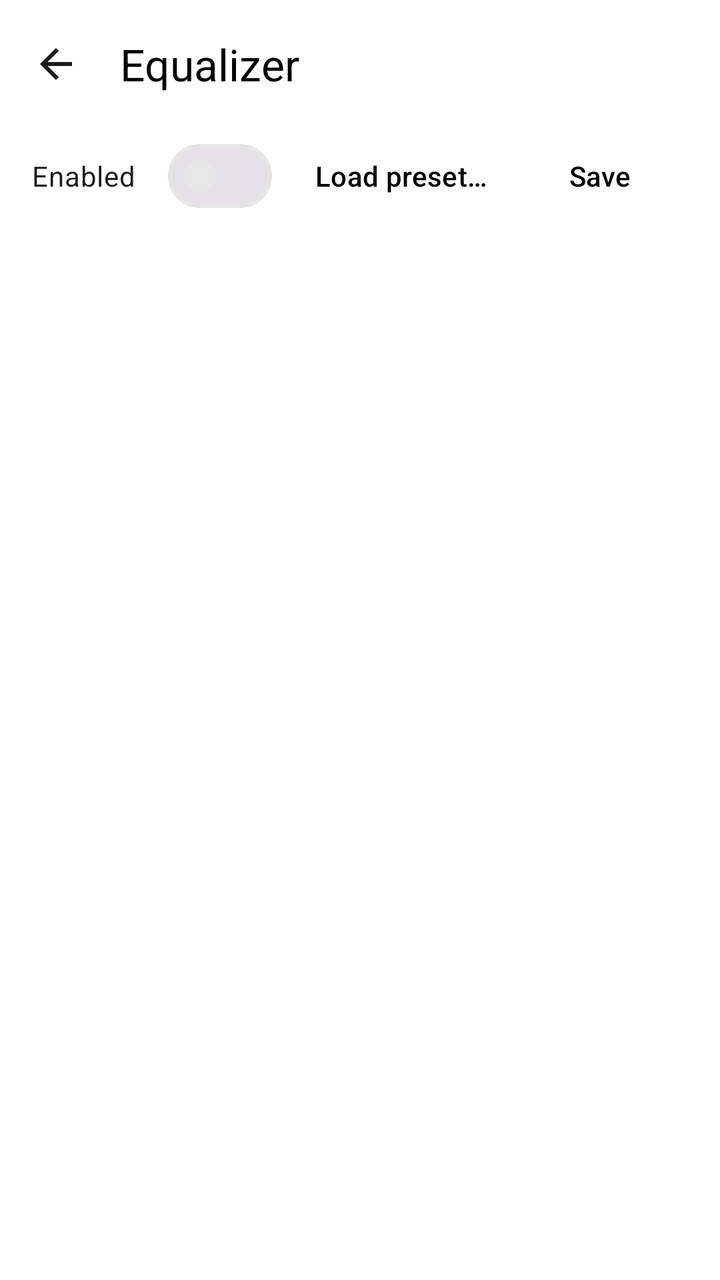
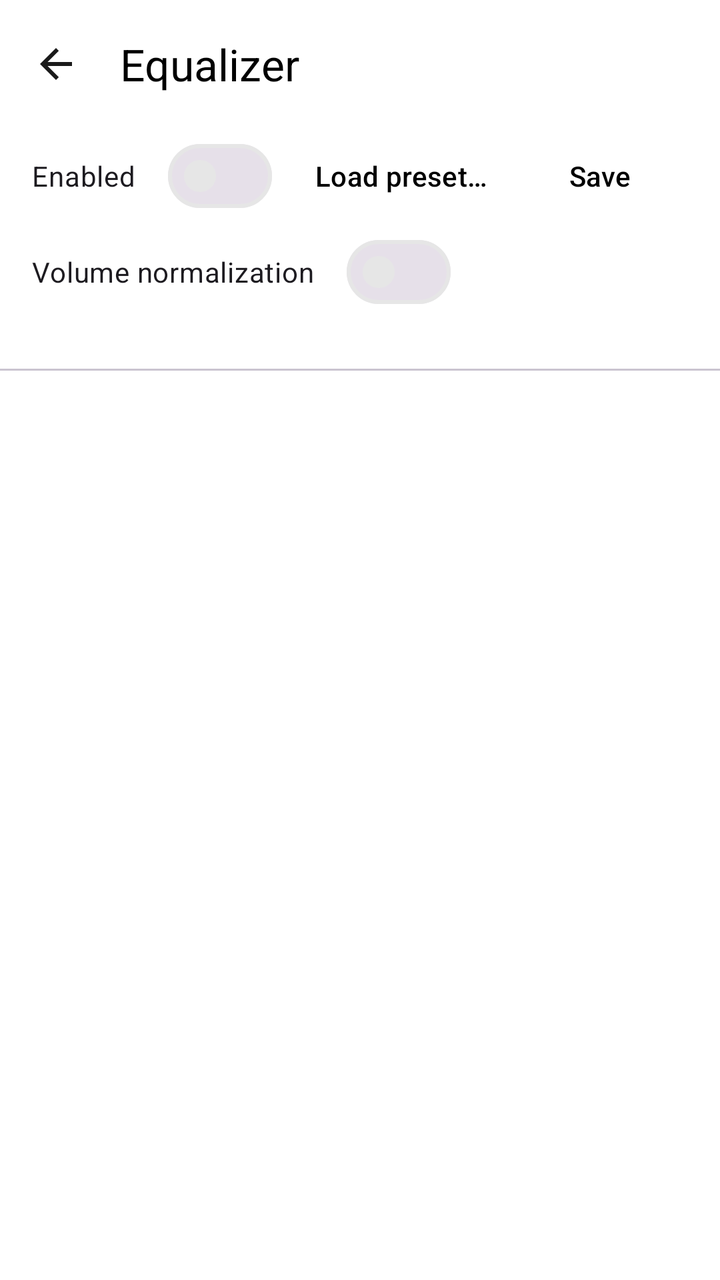

Screens rendered from an Android XML layout before and after an edit, with the pre-edit source and the edit as a unified diff.
<!-- AndroidManifest.xml: application theme Theme.Viby -->
<!-- res/layout/activity_equalizer.xml -->
<?xml version="1.0" encoding="utf-8"?>
<LinearLayout xmlns:android="http://schemas.android.com/apk/res/android"
    xmlns:app="http://schemas.android.com/apk/res-auto"
    android:layout_width="match_parent"
    android:layout_height="match_parent"
    android:fitsSystemWindows="true"
    android:orientation="vertical">

    <com.google.android.material.appbar.MaterialToolbar
        android:id="@+id/eqToolbar"
        android:layout_width="match_parent"
        android:layout_height="?attr/actionBarSize"
        app:navigationIcon="?attr/homeAsUpIndicator"
        app:title="@string/eq_title" />

    <LinearLayout
        android:layout_width="match_parent"
        android:layout_height="wrap_content"
        android:gravity="center_vertical"
        android:orientation="horizontal"
        android:paddingHorizontal="16dp">

        <com.google.android.material.materialswitch.MaterialSwitch
            android:id="@+id/eqSwitch"
            android:layout_width="wrap_content"
            android:layout_height="wrap_content"
            android:text="@string/eq_enabled" />

        <View
            android:layout_width="0dp"
            android:layout_height="1dp"
            android:layout_weight="1" />

        <Button
            android:id="@+id/presetButton"
            style="@style/Widget.Material3.Button.TextButton"
            android:layout_width="wrap_content"
            android:layout_height="wrap_content"
            android:maxWidth="160dp"
            android:ellipsize="end"
            android:maxLines="1"
            android:text="@string/eq_preset_button" />

        <Button
            android:id="@+id/savePresetButton"
            style="@style/Widget.Material3.Button.TextButton"
            android:layout_width="wrap_content"
            android:layout_height="wrap_content"
            android:text="@string/btn_save" />
    </LinearLayout>

    <TextView
        android:id="@+id/eqUnavailable"
        android:layout_width="match_parent"
        android:layout_height="wrap_content"
        android:gravity="center"
        android:padding="32dp"
        android:text="@string/eq_unavailable"
        android:textColor="@color/viby_text_secondary"
        android:visibility="gone" />

    <ScrollView
        android:layout_width="match_parent"
        android:layout_height="0dp"
        android:layout_weight="1"
        android:fillViewport="true">

        <LinearLayout
            android:id="@+id/bandsContainer"
            android:layout_width="match_parent"
            android:layout_height="wrap_content"
            android:orientation="vertical"
            android:paddingHorizontal="16dp"
            android:paddingBottom="24dp" />
    </ScrollView>

</LinearLayout>
<!-- resources referenced by this layout -->
<resources>
  <color name="viby_text_secondary">#FF1A1A1A</color>
  <string name="btn_save">Save</string>
  <string name="eq_enabled">Enabled</string>
  <string name="eq_preset_button">Load preset…</string>
  <string name="eq_title">Equalizer</string>
  <string name="eq_unavailable">Equalizer is unavailable: the player has not started yet or the device does not support it</string>
  <style name="Theme.Viby" parent="Theme.Material3.Light.NoActionBar">
          <item name="colorPrimary">@color/viby_accent</item>
          <item name="colorOnPrimary">@color/viby_on_accent</item>
          <item name="colorPrimaryContainer">@color/viby_accent_dark</item>
          <item name="colorOnPrimaryContainer">@color/viby_text</item>
          <item name="colorSecondary">@color/viby_accent</item>
          <item name="colorOnSecondary">@color/viby_on_accent</item>
          <item name="colorSecondaryContainer">@color/viby_surface_high</item>
          <item name="colorOnSecondaryContainer">@color/viby_text</item>
          <item name="colorTertiary">@color/viby_accent</item>
          <item name="colorOnTertiary">@color/viby_on_accent</item>
          <item name="colorSurface">@color/viby_surface</item>
          <item name="colorOnSurface">@color/viby_text</item>
          <item name="colorSurfaceVariant">@color/viby_surface_high</item>
          <item name="colorOnSurfaceVariant">@color/viby_text_secondary</item>
          <item name="colorOutline">@color/viby_wave</item>
          <item name="colorControlActivated">@color/viby_accent</item>
          <item name="android:colorAccent">@color/viby_accent</item>
          <item name="android:windowBackground">@color/viby_bg</item>
          <item name="android:colorBackground">@color/viby_bg</item>
          <item name="android:textColorPrimary">@color/viby_text</item>
          <item name="android:textColorSecondary">@color/viby_text_secondary</item>
          <item name="android:colorPrimaryDark">@color/viby_bg</item>
          <item name="colorPrimaryDark">@color/viby_bg</item>
          <item name="android:statusBarColor">@android:color/transparent</item>
          <item name="android:navigationBarColor">@android:color/transparent</item>
          <item name="android:windowLightStatusBar" tools:targetApi="m">true</item>
      </style>
  <color name="viby_accent">#FF000000</color>
  <color name="viby_on_accent">#FFFFFFFF</color>
  <color name="viby_accent_dark">#FFE6E6E6</color>
  <color name="viby_text">#FF000000</color>
  <color name="viby_surface_high">#FFE6E6E6</color>
  <color name="viby_surface">#FFFFFFFF</color>
  <color name="viby_wave">#FFE6E6E6</color>
  <color name="viby_bg">#FFFFFFFF</color>
</resources>

<!-- the commit's change to res/layout/activity_equalizer.xml (unified diff, before → after) -->
@@ -49,6 +49,46 @@
             android:text="@string/btn_save" />
     </LinearLayout>
 
+    
+    <LinearLayout
+        android:layout_width="match_parent"
+        android:layout_height="wrap_content"
+        android:gravity="center_vertical"
+        android:orientation="horizontal"
+        android:paddingHorizontal="16dp">
+
+        <com.google.android.material.materialswitch.MaterialSwitch
+            android:id="@+id/normalizationSwitch"
+            android:layout_width="wrap_content"
+            android:layout_height="wrap_content"
+            android:text="@string/normalization_title" />
+
+        <View
+            android:layout_width="0dp"
+            android:layout_height="1dp"
+            android:layout_weight="1" />
+
+        <Button
+            android:id="@+id/normalizationLevel"
+            style="@style/Widget.Material3.Button.TextButton"
+            android:layout_width="wrap_content"
+            android:layout_height="wrap_content"
+            android:maxLines="1" />
+    </LinearLayout>
+
+    <TextView
+        android:id="@+id/normalizationStatus"
+        android:layout_width="match_parent"
+        android:layout_height="wrap_content"
+        android:paddingHorizontal="16dp"
+        android:paddingBottom="8dp"
+        android:textAppearance="?attr/textAppearanceBodySmall"
+        android:textColor="@color/viby_text_secondary" />
+
+    <com.google.android.material.divider.MaterialDivider
+        android:layout_width="match_parent"
+        android:layout_height="wrap_content" />
+
     <TextView
         android:id="@+id/eqUnavailable"
         android:layout_width="match_parent"
<!-- resource entries referenced after the edit -->
@@ -6,6 +6,7 @@
   <string name="eq_preset_button">Load preset…</string>
   <string name="eq_title">Equalizer</string>
   <string name="eq_unavailable">Equalizer is unavailable: the player has not started yet or the device does not support it</string>
+  <string name="normalization_title">Volume normalization</string>
   <style name="Theme.Viby" parent="Theme.Material3.Light.NoActionBar">
           <item name="colorPrimary">@color/viby_accent</item>
           <item name="colorOnPrimary">@color/viby_on_accent</item>
